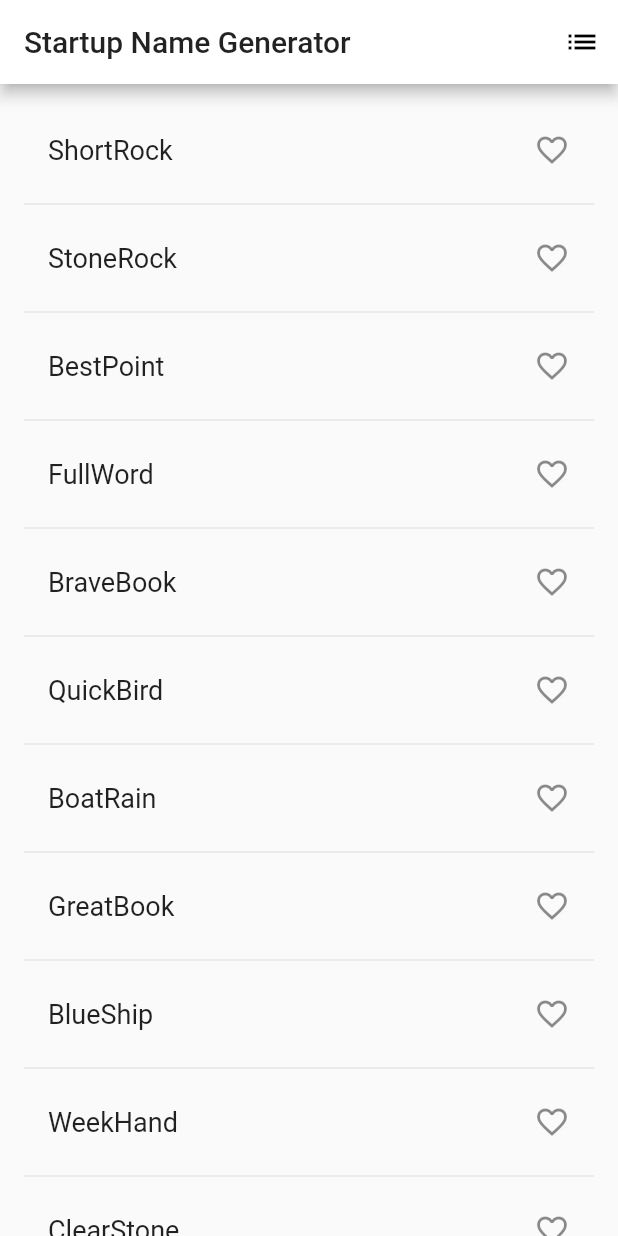
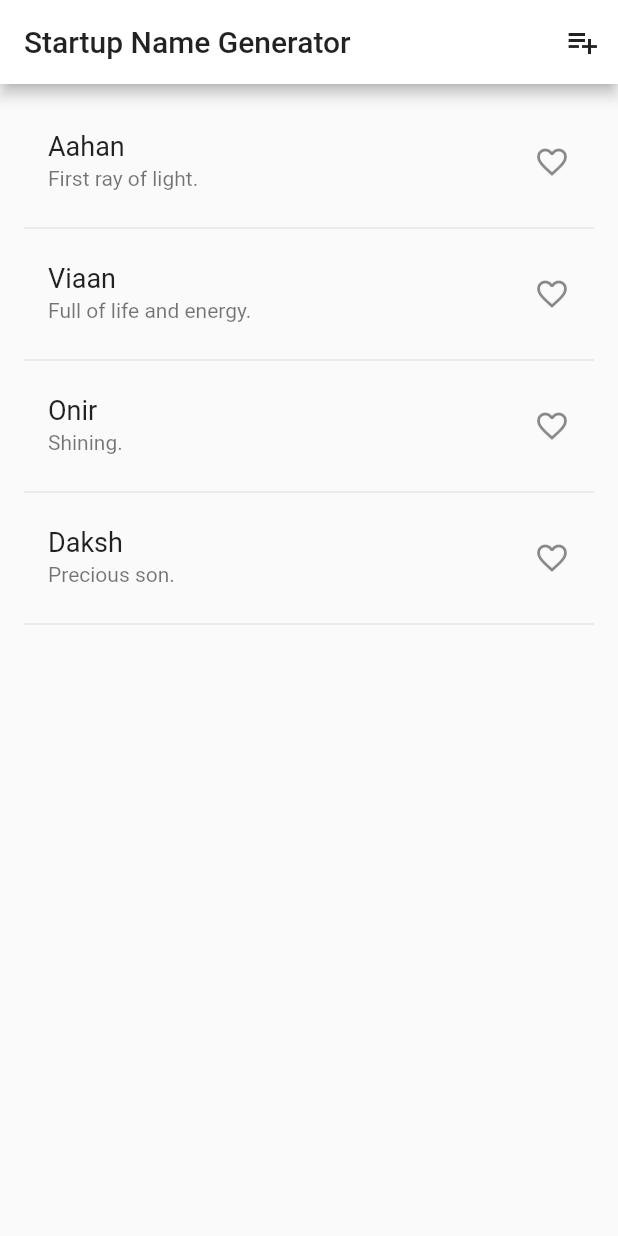
Before and after one commit to ayushedu/StartupNameGenerator, a Flutter app: the screen it shows after launch, on a phone screen of 412 x 824 dp. Run offline on Flutter 3.47's test engine with Material 2 defaults, Android fonts, the phone set to English and light mode, and no system bars; our stand-ins replace shared_preferences.

Commit message:
added meaning and saved state on app restart

```diff
--- /dev/null
+++ b/assets/names.json
@@ -0,0 +1,24 @@
+{
+  "names": [
+    {
+      "name": "Aahan",
+      "meaning": "First ray of light.",
+      "id": "1"
+    },
+    {
+      "name": "Viaan",
+      "meaning": "Full of life and energy.",
+      "id": "2"
+    },
+    {
+      "name": "Onir",
+      "meaning": "Shining.",
+      "id": "3"
+    },
+    {
+      "name": "Daksh",
+      "meaning": "Precious son.",
+      "id": "4"
+    }
+  ]
+}
--- a/lib/main.dart
+++ b/lib/main.dart
@@ -1,9 +1,12 @@
 import 'package:flutter/material.dart';
-import 'package:english_words/english_words.dart';
 import 'package:shared_preferences/shared_preferences.dart';
-import 'package:gson/gson.dart';
+import 'package:flutter/services.dart' show rootBundle;
+import 'dart:convert';
+import 'dart:async' show Future;
 
 void main() => runApp(MyApp());
+
+
 
 class MyApp extends StatelessWidget {
   Widget build(BuildContext context) {
@@ -17,47 +20,61 @@ class MyApp extends StatelessWidget {
   }
 }
 
+class Model {
+  final String name;
+  final String meaning;
+
+  Model({this.name, this.meaning});
+
+  factory Model.fromJson(Map<String, dynamic> json) => Model(
+    name: json["name"],
+    meaning: json["meaning"],
+  );
+}
+
 class RandomWords extends StatefulWidget {
   RandomWordsState createState() => RandomWordsState();
 }
 
 class RandomWordsState extends State<RandomWords> {
-  final _suggestions = <WordPair>[];
-  final _saved = Set<WordPair>();
+  final _suggestions = <Model>[];
+  final _saved = Set<String>();
   final _biggerFont = const TextStyle(fontSize: 18.0);
 
   void initState() {
     super.initState();
     _loadSavedItems();
-
   }
 
   // load saved items
   _loadSavedItems() async {
+    String data = await rootBundle.loadString("assets/names.json");
+    var jsonData = json.decode(data)['names'].map(
+        (data) => Model.fromJson(data)
+    ).toList();
+    //_suggestions.addAll(jsonData);
+
+    jsonData.forEach((x) => _suggestions.add(x));
     SharedPreferences prefs = await SharedPreferences.getInstance();
 
     setState(() {
       var _savedList = (prefs.getStringList("saved"));
-
-      _savedList.forEach(
-          (str) {
-            var words = str.split(new RegExp(r"(?=[A-Z])"));
-            var wp = WordPair(words[0], words[1]);
-            _saved.add(wp);
-            _suggestions.insert(0, wp);
-            //_saved.add(str);
-          }
-      );
-      //_suggestions.addAll(_saved);
-
+      if(_savedList != null &&_savedList.length > 0) {
+        _savedList.forEach(
+                (str) {
+              //var words = str.split("=");
+              //var wp = Model(name: words[0], meaning: words[1]);
+              _saved.add(str);
+            }
+        );
+      }
     });
   }
 
   _saveSavedItems() async {
-
     SharedPreferences prefs = await SharedPreferences.getInstance();
     setState(() {
-      prefs.setStringList('saved', _saved.map((WordPair wordPairItem) => wordPairItem.asPascalCase).toList());
+      prefs.setStringList('saved', _saved.toList());
     });
   }
 
@@ -68,20 +85,30 @@ class RandomWordsState extends State<RandomWords> {
           if (i.isOdd) return Divider(); /*2*/
 
           final index = i ~/ 2; /*3*/
-          if (index >= _suggestions.length) {
-            _suggestions.addAll(generateWordPairs().take(10)); /*4*/
-          }
-          return _buildRow(_suggestions[index]);
+          /*if (index >= _suggestions.length) {
+            _suggestions.addAll(generateWordPairs().take(10)); *//*4*//*
+
+          }*/
+
+          if(index < _suggestions.length) {
+            return _buildRow(_suggestions[index]);
+          } else return null;
+
         });
   }
 
-  Widget _buildRow(WordPair pair) {
-    final bool alreadySaved = _saved.contains(pair);
+  Widget _buildRow(Model pair) {
+    String str = pair.name + '=' + pair.meaning;
+    final bool alreadySaved = _saved.contains(str);
     return ListTile(
       title: Text(
-        pair.asPascalCase,
+        pair.name,
         style: _biggerFont,
       ),
+      subtitle: Text(
+        pair.meaning
+      ),
+
       trailing: Icon(
         alreadySaved ? Icons.favorite: Icons.favorite_border,
         color: alreadySaved ? Colors.red : null,
@@ -89,9 +116,9 @@ class RandomWordsState extends State<RandomWords> {
       onTap: () {
         setState(() {
           if(alreadySaved) {
-            _saved.remove(pair);
+            _saved.remove(str);
           } else {
-            _saved.add(pair);
+            _saved.add(str);
           }
           _saveSavedItems();
         });
@@ -105,7 +132,7 @@ class RandomWordsState extends State<RandomWords> {
       appBar: AppBar(
         title: Text('Startup Name Generator'),
         actions: <Widget>[
-          IconButton(icon: Icon(Icons.list), onPressed: _pushSaved,)
+          IconButton(icon: Icon(Icons.playlist_add, color: Colors.black87,), onPressed: _pushSaved,)
         ],
       ),
       body: _buildSuggestions(),
@@ -117,11 +144,15 @@ class RandomWordsState extends State<RandomWords> {
       MaterialPageRoute<void>(
        builder: (BuildContext context) {
          final Iterable<ListTile> tiles = _saved.map(
-             (WordPair pair) {
+             (String pair) {
+               var str = pair.split('=');
                return ListTile(
                  title: Text(
-                   pair.asPascalCase,
+                   str[0],
                    style: _biggerFont,
+                 ),
+                 subtitle: Text(
+                   str[1]
                  ),
                );
              },
--- a/pubspec.yaml
+++ b/pubspec.yaml
@@ -25,7 +25,6 @@ dependencies:
   cupertino_icons: ^0.1.2
   english_words: ^3.1.5
   shared_preferences: ^0.5.6
-  gson: ^0.1.4
 
 dev_dependencies:
   flutter_test:
@@ -42,10 +41,9 @@ flutter:
   # included with your application, so that you can use the icons in
   # the material Icons class.
   uses-material-design: true
-
   # To add assets to your application, add an assets section, like this:
-  # assets:
-  #  - images/a_dot_burr.jpeg
+  assets:
+    - assets/names.json
   #  - images/a_dot_ham.jpeg
 
   # An image asset can refer to one or more resolution-specific "variants", see
```
Also changed, not shown: 1 other file.
